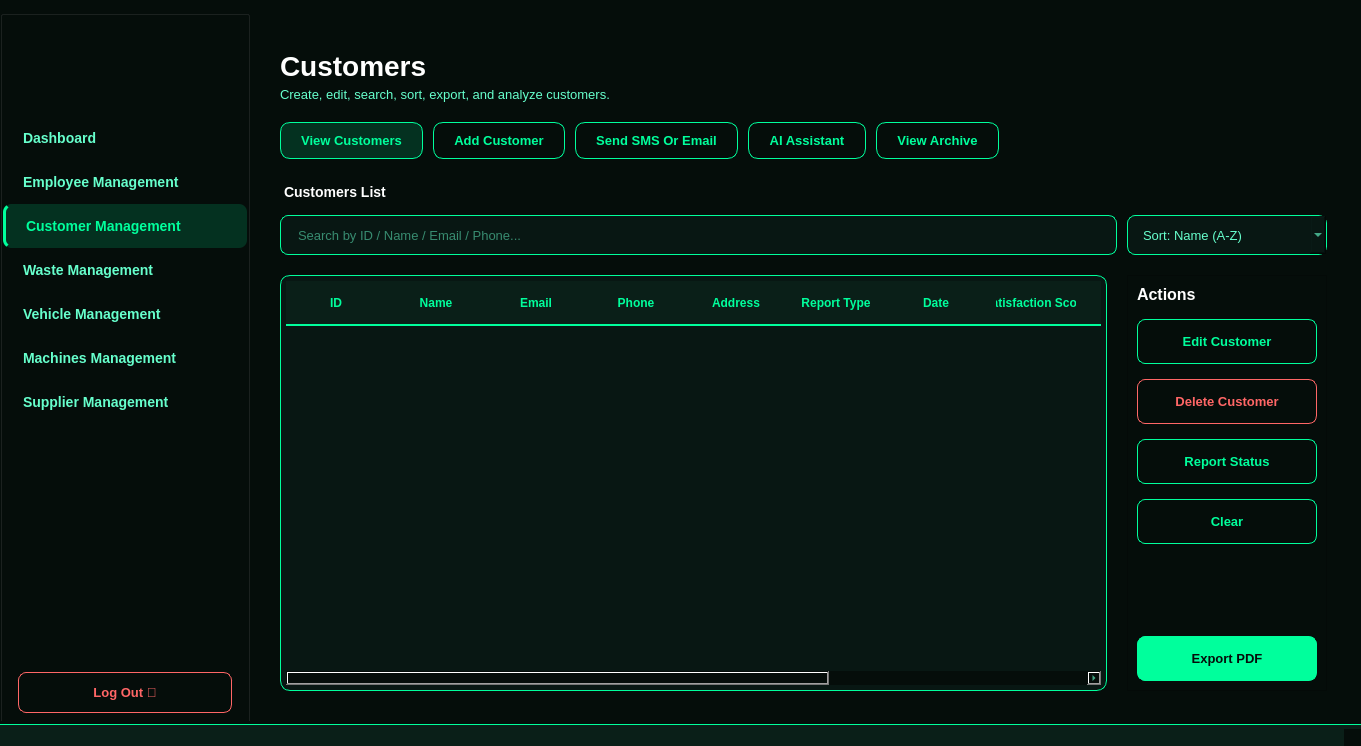
Seif-Allah-Amami/SmartWaste_Qt, file mainwindow.ui: the form before one commit.
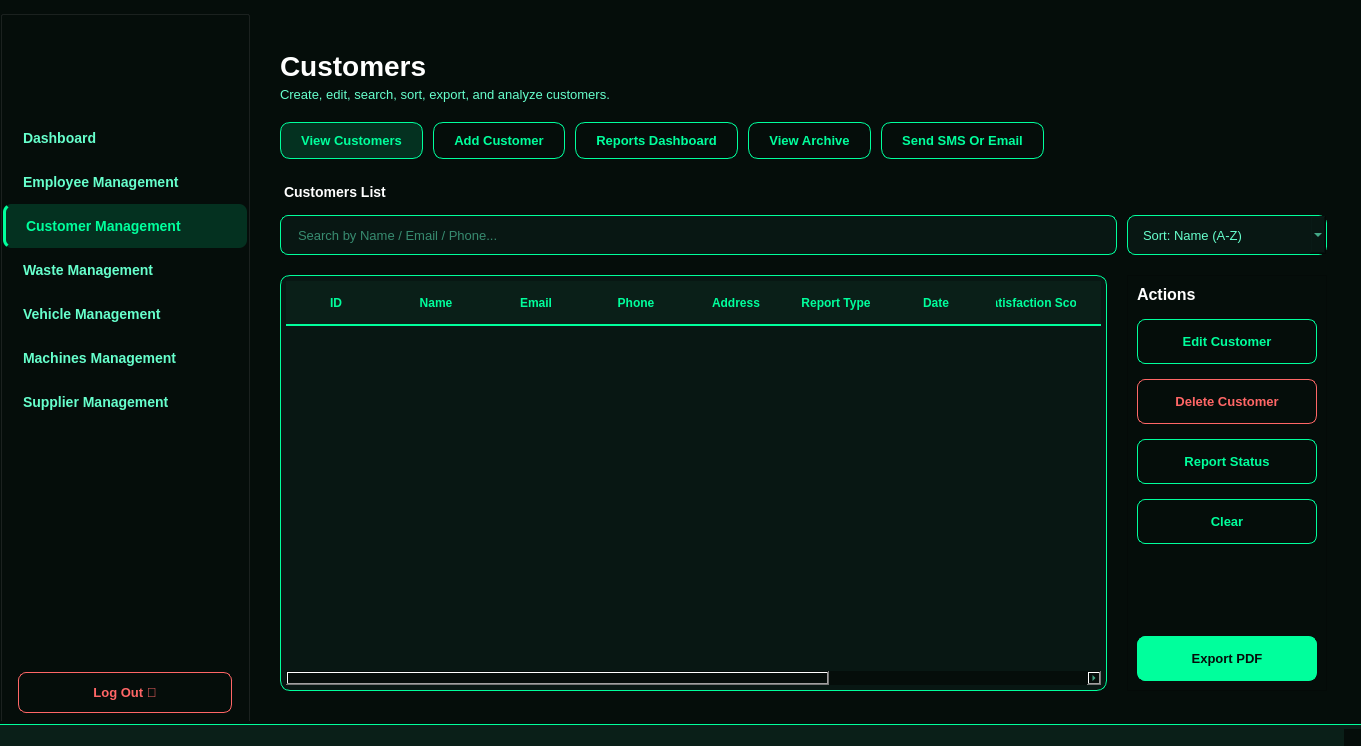
The form after the commit. Icons and pictures are not drawn.

Diff of the .ui file:
```diff
--- a/mainwindow.ui
+++ b/mainwindow.ui
@@ -2547,27 +2547,6 @@
            </property>
           </widget>
          </item>
-         <item>
-          <widget class="QPushButton" name="btnCustomerSMS">
-           <property name="styleSheet">
-            <string notr="true">QPushButton {
-    background-color: transparent;
-    border: 1px solid #00ff9c;
-    border-radius: 10px;
-    padding: 10px 20px;
-    color: #00ff9c;
-    font-weight: 600;
-}
-
-QPushButton:hover {
-    background-color: rgba(0, 255, 156, 0.1);
-}</string>
-           </property>
-           <property name="text">
-            <string>Send SMS Or Email</string>
-           </property>
-          </widget>
-         </item>
          <item>
           <widget class="QPushButton" name="btnCustomerAI">
            <property name="styleSheet">
@@ -2585,7 +2564,7 @@
 }</string>
            </property>
            <property name="text">
-            <string>AI Assistant</string>
+            <string>Reports Dashboard</string>
            </property>
           </widget>
          </item>
@@ -2610,6 +2589,27 @@
            </property>
           </widget>
          </item>
+         <item>
+          <widget class="QPushButton" name="btnCustomerSMS">
+           <property name="styleSheet">
+            <string notr="true">QPushButton {
+    background-color: transparent;
+    border: 1px solid #00ff9c;
+    border-radius: 10px;
+    padding: 10px 20px;
+    color: #00ff9c;
+    font-weight: 600;
+}
+
+QPushButton:hover {
+    background-color: rgba(0, 255, 156, 0.1);
+}</string>
+           </property>
+           <property name="text">
+            <string>Send SMS Or Email</string>
+           </property>
+          </widget>
+         </item>
          <item>
           <spacer name="horizontalSpacer_10">
            <property name="orientation">
@@ -2674,7 +2674,7 @@
                </size>
               </property>
               <property name="placeholderText">
-               <string>Search by ID / Name / Email / Phone...</string>
+               <string>Search by Name / Email / Phone...</string>
               </property>
              </widget>
             </item>
```
